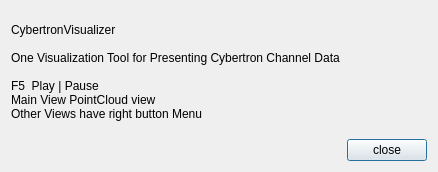
Qt form modules/tools/visualizer/uis/msg_dialog.ui (ApolloAuto/apollo) before a commit.
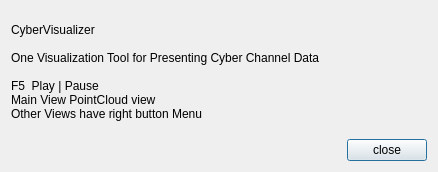
The same form after that commit.

Commit message: framwork: rename to cyber

Patch:
```diff
--- a/modules/tools/visualizer/uis/msg_dialog.ui
+++ b/modules/tools/visualizer/uis/msg_dialog.ui
@@ -20,9 +20,9 @@
    <item>
     <widget class="QLabel" name="msgLabel">
      <property name="text">
-      <string>CybertronVisualizer
+      <string>CyberVisualizer
 
-One Visualization Tool for Presenting Cybertron Channel Data
+One Visualization Tool for Presenting Cyber Channel Data
 
 F5  Play | Pause
 Main View PointCloud view
```
The commit also changes 1806 other files.
